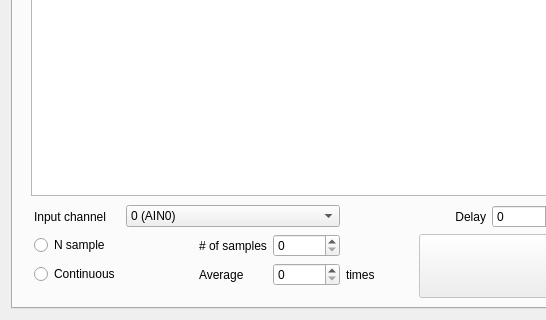
Above: pyqt5 STM software/ui/Etest.ui from freestylexyz/STM-pyqt5-software before the change; both pictures show x 0 to 546 and y 220 to 540 of the 740 by 540 pixel window. Below: the same form after it.
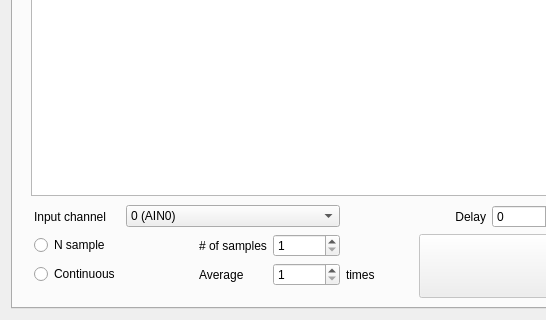
That is the form after the change. The open tabs and pages were chosen to show the change. Icons and pictures are not drawn. Custom widgets are drawn as their Qt base class.

```diff
--- a/pyqt5 STM software/ui/Etest.ui
+++ b/pyqt5 STM software/ui/Etest.ui
@@ -1630,6 +1630,12 @@
                <property name="enabled">
                 <bool>true</bool>
                </property>
+               <property name="minimum">
+                <number>1</number>
+               </property>
+               <property name="maximum">
+                <number>65535</number>
+               </property>
               </widget>
              </item>
              <item row="0" column="0">
@@ -1658,6 +1664,12 @@
                <property name="enabled">
                 <bool>true</bool>
                </property>
+               <property name="minimum">
+                <number>1</number>
+               </property>
+               <property name="maximum">
+                <number>4095</number>
+               </property>
               </widget>
              </item>
              <item row="0" column="7">
```
Left out of the diff: 14 changed lines with no effect on the pictures.
